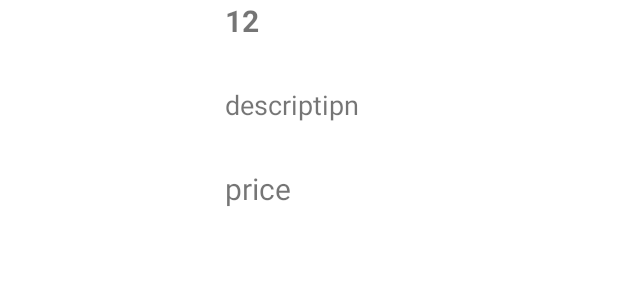
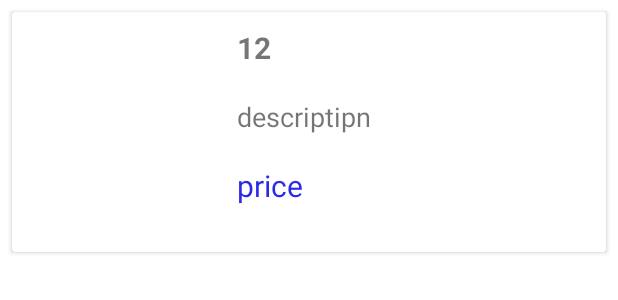
Before and after one commit to ZakariaAitErrami/ManagementSystem, an Android app: the layout merchandise_item.xml on its own in the app's theme, with its tools: preview values and no code run, on a phone screen of 412 x 824 dp. Shown: the top 300 px of the screen. Run offline under Robolectric (Android 15) with nearby library versions, the phone set to English and light mode, and no system bars.

Commit message:
cardview merchandise

```diff
--- a/app/src/main/res/layout/fragment_marchandise.xml
+++ b/app/src/main/res/layout/fragment_marchandise.xml
@@ -4,10 +4,6 @@
     android:layout_width="match_parent"
     android:layout_height="match_parent"
     tools:context=".FragementMenu.MarchandiseFragment">
-    <androidx.recyclerview.widget.RecyclerView
-        android:id="@+id/recycler_view"
-        android:layout_width="match_parent"
-        android:layout_height="match_parent"/>
 <RelativeLayout
     android:layout_width="match_parent"
     android:layout_height="match_parent">
@@ -27,5 +23,10 @@
         android:layout_alignParentBottom="true"
         android:layout_centerHorizontal="true"
         android:backgroundTint="@android:color/holo_blue_dark"/>
+    <androidx.recyclerview.widget.RecyclerView
+        android:id="@+id/recycler_view"
+        android:layout_width="match_parent"
+        android:layout_marginBottom="60dp"
+        android:layout_height="match_parent"/>
 </RelativeLayout>
 </FrameLayout>
--- a/app/src/main/res/layout/merchandise_item.xml
+++ b/app/src/main/res/layout/merchandise_item.xml
@@ -1,12 +1,16 @@
 <?xml version="1.0" encoding="utf-8"?>
+<androidx.cardview.widget.CardView
+    xmlns:android="http://schemas.android.com/apk/res/android" android:layout_width="match_parent"
+    android:layout_height="wrap_content"
+    android:layout_margin="8dp">
 <LinearLayout
     xmlns:android="http://schemas.android.com/apk/res/android" android:layout_width="match_parent"
     android:orientation="vertical"
-    android:layout_height="match_parent">
+    android:layout_height="wrap_content">
     <LinearLayout
         android:layout_width="match_parent"
         android:orientation="horizontal"
-        android:layout_height="match_parent">
+        android:layout_height="wrap_content">
         <RelativeLayout
             android:layout_width="wrap_content"
             android:layout_height="wrap_content">
@@ -18,6 +22,7 @@
                 android:id="@+id/barcode"
                 android:layout_width="wrap_content"
                 android:layout_height="wrap_content"
+                android:layout_marginTop="10dp"
                 android:layout_toRightOf="@id/image_view_upload"
                 android:textSize="20sp"
                 android:textStyle="bold"
@@ -28,7 +33,7 @@
                 android:layout_width="wrap_content"
                 android:layout_height="wrap_content"
                 android:layout_marginTop="10dp"
-                android:layout_marginVertical="30dp"
+                android:layout_marginVertical="20dp"
                 android:layout_below="@+id/barcode"
                 android:layout_toRightOf="@+id/image_view_upload"
                 android:text="descriptipn"/>
@@ -37,11 +42,14 @@
                 android:layout_width="wrap_content"
                 android:textSize="20sp"
                 android:layout_height="wrap_content"
+                android:layout_marginBottom="10dp"
                 android:layout_toRightOf="@+id/image_view_upload"
                 android:layout_alignParentRight="true"
+                android:textColor="#2A29E8"
                 android:layout_below="@+id/desc"
                 android:text="price" />
 
         </RelativeLayout>
     </LinearLayout>
 </LinearLayout>
+</androidx.cardview.widget.CardView>
```
